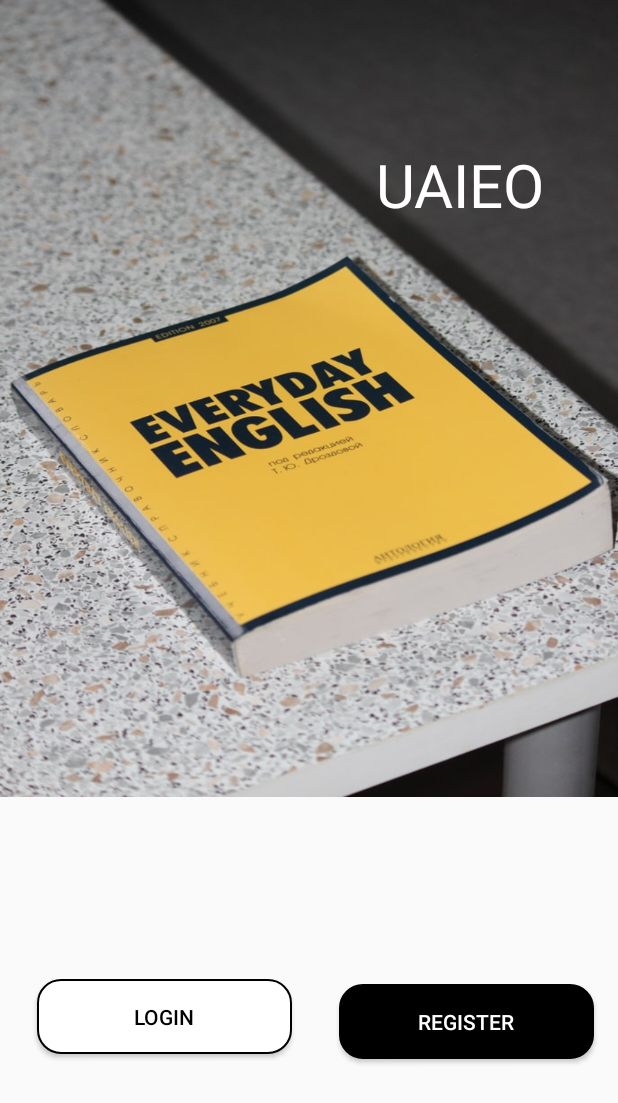
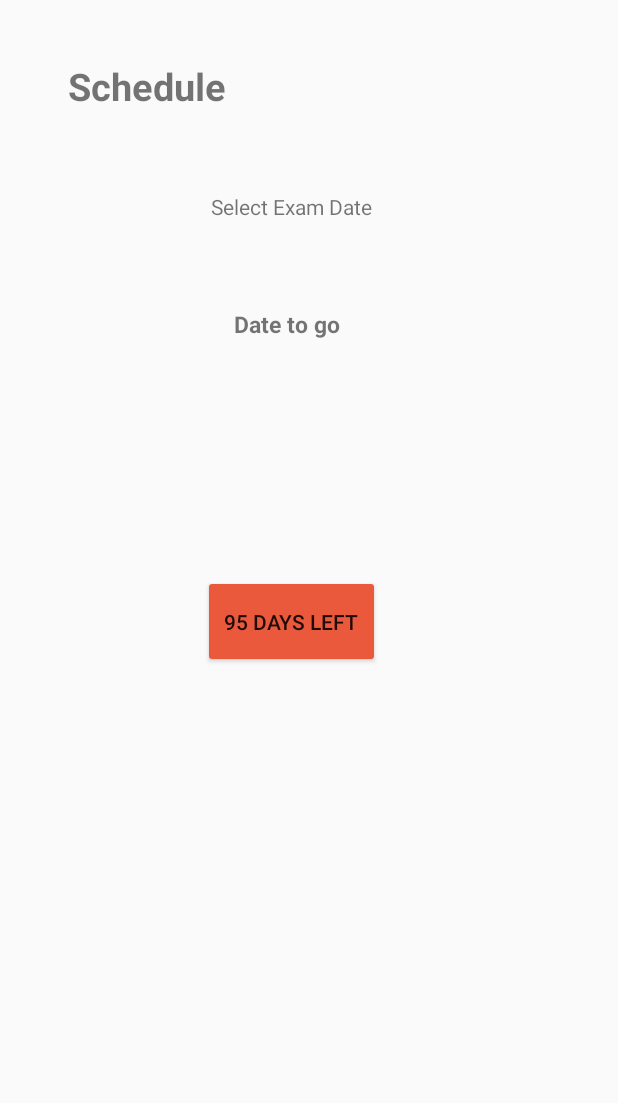
Before and after one commit to KTTNKL/UAIEO, an Android app: the screen it shows after launch (LogoutAcvitiy before the commit, ScheduleScreen after it), on a phone screen of 412 x 824 dp. Shown: the top 1103 px of the screen. Run offline under Robolectric (Android 15) with nearby library versions, the phone set to English and light mode, and no system bars.

Commit message:
[19127312] Schedule

```diff
--- a/Source/app/src/main/AndroidManifest.xml
+++ b/Source/app/src/main/AndroidManifest.xml
@@ -10,16 +10,19 @@
         android:supportsRtl="true"
         android:theme="@style/Theme.UAIEO">
         <activity
-            android:name=".activity.personalInformation"
-            android:exported="false" />
+            android:name=".activity.ScheduleScreen"
+            android:exported="true">
+        <intent-filter>
+            <action android:name="android.intent.action.MAIN" />
+
+            <category android:name="android.intent.category.LAUNCHER" />
+        </intent-filter>
+        </activity>
+
         <activity
             android:name=".activity.LogoutAcvitiy"
-            android:exported="true">
-            <intent-filter>
-                <action android:name="android.intent.action.MAIN" />
+            android:exported="false">
 
-                <category android:name="android.intent.category.LAUNCHER" />
-            </intent-filter>
         </activity>
         <activity
             android:name=".activity.MainActivity"
--- /dev/null
+++ b/Source/app/src/main/java/com/khtn/uaieo/activity/ScheduleScreen.kt
@@ -0,0 +1,34 @@
+package com.khtn.uaieo.activity
+
+import android.annotation.SuppressLint
+import android.app.DatePickerDialog
+import android.os.Build
+import androidx.appcompat.app.AppCompatActivity
+import android.os.Bundle
+import androidx.annotation.RequiresApi
+import com.khtn.uaieo.R
+import kotlinx.android.synthetic.main.activity_schedule_screen.*
+import java.text.SimpleDateFormat
+import java.util.*
+
+class ScheduleScreen : AppCompatActivity() {
+    var formatDate= SimpleDateFormat("dd/MM/yyyy", Locale.US)
+    override fun onCreate(savedInstanceState: Bundle?) {
+        super.onCreate(savedInstanceState)
+        setContentView(R.layout.activity_schedule_screen)
+        selectDateTV.setOnClickListener {
+            val getDate= Calendar.getInstance()
+            val datepicker= DatePickerDialog(this,android.R.style.Theme_Holo_Light_Dialog_MinWidth
+            ,DatePickerDialog.OnDateSetListener { datePicker, i, i2, i3 ->
+                val selectDate= Calendar.getInstance()
+                    selectDate.set(Calendar.YEAR,i)
+                    selectDate.set(Calendar.MONTH,i2)
+                    selectDate.set(Calendar.DAY_OF_MONTH,i3)
+                    val date= formatDate.format(selectDate.time)
+                    dateTv.text= date
+                },getDate.get(Calendar.YEAR),getDate.get(Calendar.MONTH),getDate.get(Calendar.DAY_OF_MONTH))
+
+            datepicker.show()
+        }
+    }
+}
--- /dev/null
+++ b/Source/app/src/main/res/layout/activity_schedule_screen.xml
@@ -0,0 +1,59 @@
+<?xml version="1.0" encoding="utf-8"?>
+<androidx.constraintlayout.widget.ConstraintLayout xmlns:android="http://schemas.android.com/apk/res/android"
+    xmlns:app="http://schemas.android.com/apk/res-auto"
+    xmlns:tools="http://schemas.android.com/tools"
+    android:layout_width="match_parent"
+    android:layout_height="match_parent"
+    tools:context=".activity.ScheduleScreen">
+
+    <TextView
+        android:id="@+id/textView6"
+        android:layout_width="wrap_content"
+        android:layout_height="wrap_content"
+        android:layout_marginTop="40dp"
+        android:text="Schedule"
+        android:textStyle="bold"
+        android:textSize="25dp"
+        app:layout_constraintEnd_toEndOf="parent"
+        app:layout_constraintHorizontal_bias="0.147"
+        app:layout_constraintStart_toStartOf="parent"
+        app:layout_constraintTop_toTopOf="parent" />
+
+    <TextView
+        android:id="@+id/selectDateTV"
+        android:layout_width="wrap_content"
+        android:layout_height="wrap_content"
+        android:layout_marginTop="128dp"
+        android:text="Select Exam Date"
+        app:layout_constraintEnd_toEndOf="parent"
+        app:layout_constraintHorizontal_bias="0.461"
+        app:layout_constraintStart_toStartOf="parent"
+        app:layout_constraintTop_toTopOf="parent" />
+
+    <TextView
+        android:id="@+id/dateTv"
+        android:layout_width="179dp"
+        android:layout_height="42dp"
+        android:layout_marginTop="48dp"
+        android:text="Date to go "
+        android:textSize="15dp"
+        android:gravity="center"
+        android:textStyle="bold"
+        app:layout_constraintEnd_toEndOf="@+id/selectDateTV"
+        app:layout_constraintHorizontal_bias="0.521"
+        app:layout_constraintStart_toStartOf="@+id/selectDateTV"
+        app:layout_constraintTop_toBottomOf="@+id/selectDateTV" />
+
+    <Button
+        android:id="@+id/button"
+        android:layout_width="118dp"
+        android:layout_height="62dp"
+        android:layout_marginTop="236dp"
+        android:backgroundTint="@color/background_day_button"
+        android:text="95 DAYS LEFT"
+        app:layout_constraintEnd_toEndOf="@+id/selectDateTV"
+        app:layout_constraintHorizontal_bias="0.51"
+        app:layout_constraintStart_toStartOf="@+id/selectDateTV"
+        app:layout_constraintTop_toBottomOf="@+id/selectDateTV" />
+
+</androidx.constraintlayout.widget.ConstraintLayout>
--- a/Source/app/src/main/res/values/colors.xml
+++ b/Source/app/src/main/res/values/colors.xml
@@ -8,5 +8,5 @@
     <color name="black">#FF000000</color>
     <color name="white">#FFFFFFFF</color>
     <color name="tabBackGroundColor">#988A8A</color>
-
+    <color name="background_day_button">#EA593C</color>
 </resources>
```
